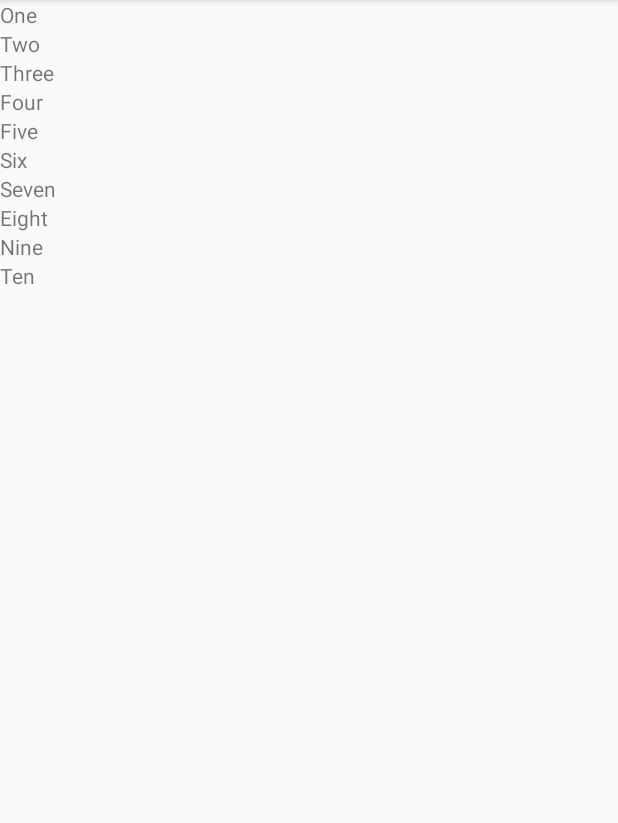
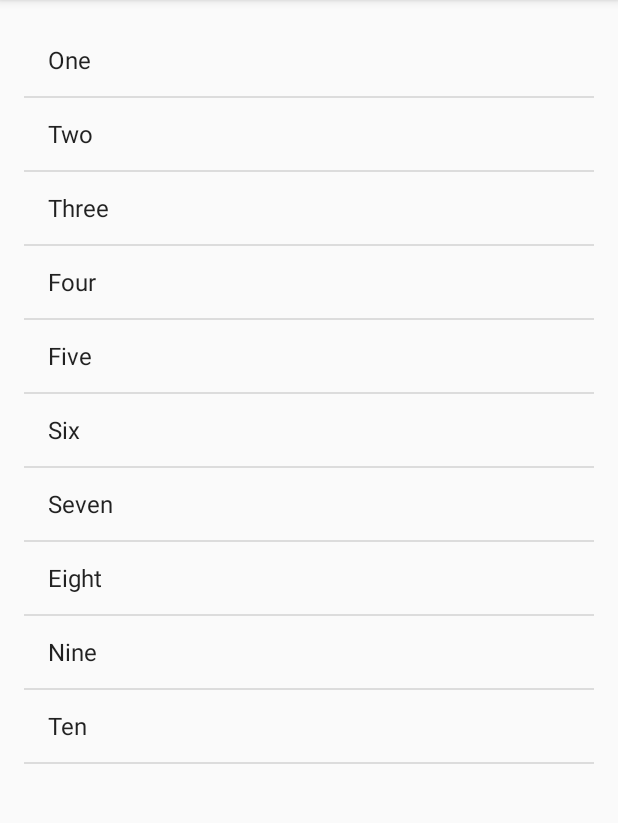
Before and after one commit to dirtfeast/Miwok, an Android app: the NumbersActivity screen opened directly, with no data from a screen before it, on a phone screen of 412 x 824 dp, the part 84-907 px from its top. Run offline under Robolectric (Android 15) with nearby library versions, the phone set to English and light mode, and no system bars.

Commit message:
Changed Numbers layout logic from TextViews to ArrayAdapter

```diff
--- a/app/src/main/java/com/example/android/miwok/NumbersActivity.java
+++ b/app/src/main/java/com/example/android/miwok/NumbersActivity.java
@@ -5,7 +5,9 @@
 import android.os.Bundle;
 import android.support.v7.widget.LinearLayoutCompat;
 import android.util.Log;
+import android.widget.ArrayAdapter;
 import android.widget.LinearLayout;
+import android.widget.ListView;
 import android.widget.TextView;
 
 import java.util.ArrayList;
@@ -17,7 +19,6 @@
         super.onCreate(savedInstanceState);
         setContentView(R.layout.activity_numbers);
 
-//        String[] words = new String[] {"One", "Two", "Three", "Four", "Five", "Six", "Seven", "Eight", "Nine", "Ten"};
         ArrayList<String> miwokWords = new ArrayList<String>();
         miwokWords.add("One");
         miwokWords.add("Two");
@@ -31,24 +32,14 @@
         miwokWords.add("Ten");
 
         // Locate root LinearLayout in activity_numbers.xml
-        LinearLayout rootView = (LinearLayout) findViewById(R.id.rootView);
+        // LinearLayout rootView = (LinearLayout) findViewById(R.id.rootView);
 
         // Add sub TextView to the root LinearLayout for each element
+        // ArrayAdapter manages view recycling
         // Set text of each view
+        ArrayAdapter<String> itemsAdapter = new ArrayAdapter<String>(this, android.R.layout.simple_list_item_1, miwokWords);
+        ListView listView = (ListView) findViewById(R.id.list);
+        listView.setAdapter(itemsAdapter);
 
-        for(int index = 0; index < miwokWords.size();index++) {
-            TextView wordView = new TextView(this);
-            wordView.setText(miwokWords.get(index));
-            rootView.addView(wordView);
-        }
-
-//        int index = 0;
-//        while(index < miwokWords.size()) {
-//            TextView wordView = new TextView(this);
-//            wordView.setText(miwokWords.get(index));
-//            rootView.addView(wordView);
-//            index++;
-//        }
-
-    }
-}
+    } // Close method onCreate()
+} // Close class NumbersActivity
--- a/app/src/main/res/layout/activity_numbers.xml
+++ b/app/src/main/res/layout/activity_numbers.xml
@@ -1,17 +1,12 @@
 <?xml version="1.0" encoding="utf-8"?>
-<ScrollView xmlns:android="http://schemas.android.com/apk/res/android"
-    xmlns:app="http://schemas.android.com/apk/res-auto"
+<ListView xmlns:android="http://schemas.android.com/apk/res/android"
     xmlns:tools="http://schemas.android.com/tools"
-    tools:context="com.example.android.miwok.NumbersActivity"
-    android:layout_width="wrap_content"
-    android:layout_height="wrap_content">
-
-    <LinearLayout
-        android:id="@+id/rootView"
-        android:layout_width="match_parent"
-        android:layout_height="match_parent"
-        android:orientation="vertical">
-
-    </LinearLayout>
-
-</ScrollView>
+    android:id="@+id/list"
+    android:orientation="vertical"
+    android:layout_width="match_parent"
+    android:layout_height="match_parent"
+    android:paddingBottom="@dimen/activity_vertical_margin"
+    android:paddingLeft="@dimen/activity_horizontal_margin"
+    android:paddingRight="@dimen/activity_horizontal_margin"
+    android:paddingTop="@dimen/activity_vertical_margin"
+    tools:context="com.example.android.miwok.NumbersActivity"/>
```
